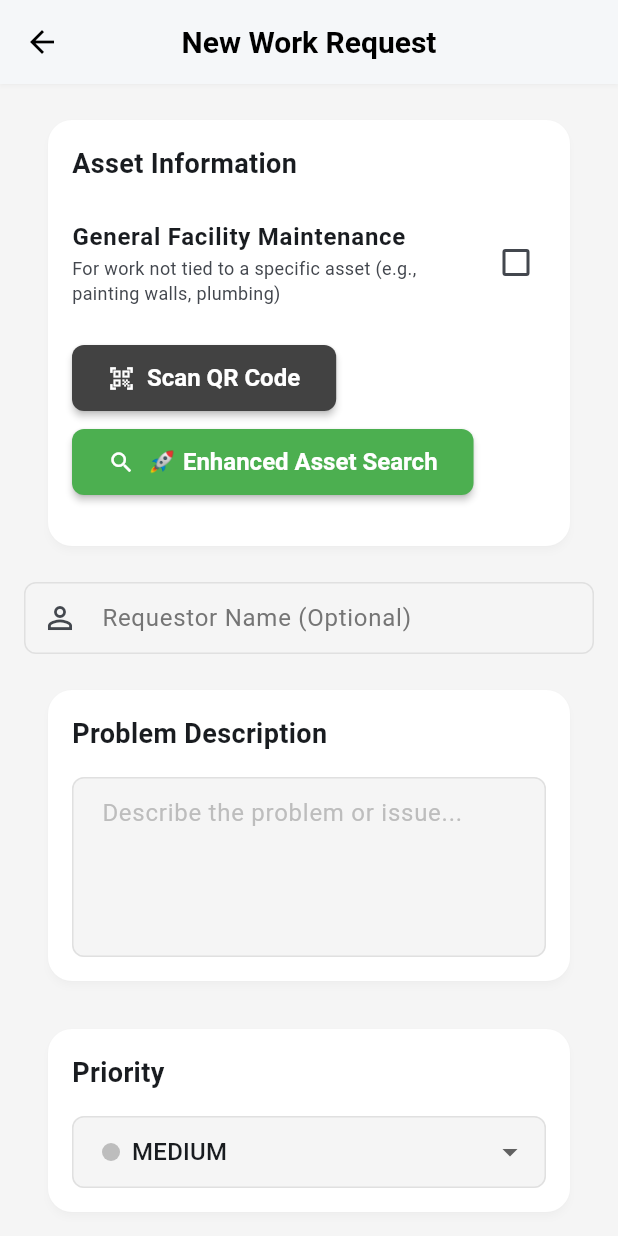
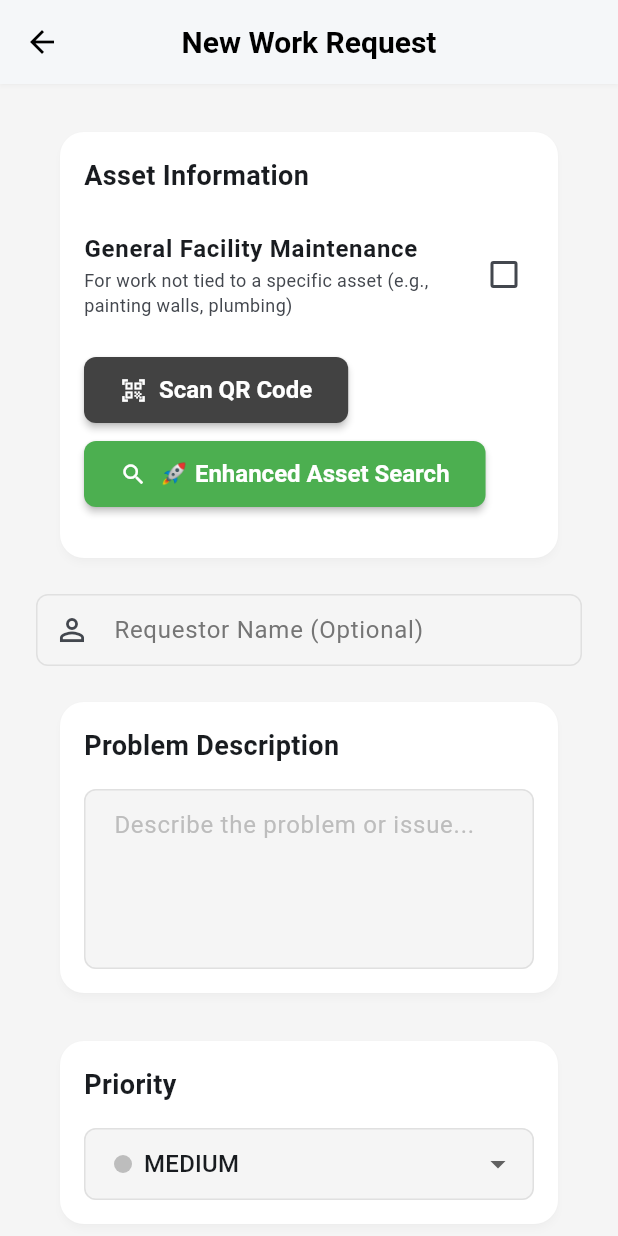
Before and after one commit to Fares-ag/Be-electric, a Flutter app: the AdminMainScreen screen opened directly, scrolled down 543 dp, after a tap on "New Request", on a phone screen of 412 x 824 dp. Run offline on Flutter 3.47's test engine with Material 3 defaults, Android fonts, the phone set to English and light mode, and no system bars; our stand-ins replace cached_network_image, data_table_2, device_info_plus, get_it, image_picker, open_file and 6 more; missing offline and left inert: mobile_scanner, syncfusion_flutter_pdf, universal_html; accounts and stored records are empty.

Commit message:
Complete desktop responsiveness for all major screens
- Enhanced admin main screen with ResponsiveLayout utilities
- Updated technician main screen with responsive container and max-width
- Updated work order list screen with grid layout on desktop
- Updated create user screen with responsive form layout
- Updated create work request screen with responsive form layout
- All screens now properly adapt to mobile, tablet, and desktop sizes
- Updated documentation with all completed screens

```diff
--- a/lib/screens/admin/admin_main_screen.dart
+++ b/lib/screens/admin/admin_main_screen.dart
@@ -5,6 +5,7 @@ import '../../providers/auth_provider.dart';
 import '../../providers/unified_data_provider.dart';
 import '../../services/orphan_cleanup_service.dart';
 import '../../utils/app_theme.dart';
+import '../../utils/responsive_layout.dart';
 import '../../utils/complete_database_wipe.dart';
 import '../../utils/comprehensive_duplicate_cleanup.dart';
 import '../../utils/database_reset_utility.dart';
@@ -45,10 +46,10 @@ class _AdminMainScreenState extends State<AdminMainScreen> {
   Widget build(BuildContext context) {
     final user = Provider.of<AuthProvider>(context).currentUser;
 
-    // Responsive breakpoints
-    final screenWidth = MediaQuery.of(context).size.width;
-    final isDesktop = screenWidth >= 1200;
-    final isTablet = screenWidth >= 600 && screenWidth < 1200;
+    // Responsive breakpoints using ResponsiveLayout utilities
+    final isDesktop = ResponsiveLayout.isDesktop(context);
+    final isTablet = ResponsiveLayout.isTablet(context);
+    final maxWidth = ResponsiveLayout.getMaxContentWidth(context);
 
     // Use side navigation for desktop/tablet
     final useSideNav = isDesktop || isTablet;
@@ -424,10 +425,9 @@ class _AdminMainScreenState extends State<AdminMainScreen> {
                 const VerticalDivider(width: 1, thickness: 1),
                 // Main Content Area
                 Expanded(
-                  child: Container(
-                    constraints: BoxConstraints(
-                      maxWidth: isDesktop ? 1600 : double.infinity,
-                    ),
+                  child: Center(
+                    child: ConstrainedBox(
+                      constraints: BoxConstraints(maxWidth: maxWidth),
                       child: IndexedStack(
                         index: _currentIndex,
                         children: const [
@@ -440,6 +440,7 @@ class _AdminMainScreenState extends State<AdminMainScreen> {
                           UserManagementScreen(),
                           SettingsScreen(),
                         ],
+                      ),
                     ),
                   ),
                 ),
--- a/lib/screens/work_orders/create_work_request_screen.dart
+++ b/lib/screens/work_orders/create_work_request_screen.dart
@@ -12,6 +12,7 @@ import '../../providers/unified_data_provider.dart';
 import '../../screens/assets/enhanced_asset_details_screen.dart';
 import '../../services/performance_service.dart';
 import '../../utils/app_theme.dart';
+import '../../utils/responsive_layout.dart';
 import '../../widgets/enhanced_asset_display_widget.dart';
 import '../../widgets/enhanced_asset_selection_widget.dart';
 import '../../widgets/mobile_qr_scanner_widget.dart';
@@ -293,9 +294,13 @@ class _CreateWorkRequestScreenState extends State<CreateWorkRequestScreen> {
         appBar: AppBar(title: const Text('New Work Request')),
         body: Form(
           key: _formKey,
-          child: SingleChildScrollView(
-            padding: const EdgeInsets.all(16),
-            child: Column(
+          child: Center(
+            child: SingleChildScrollView(
+              child: ResponsiveContainer(
+                maxWidth: ResponsiveLayout.getFormMaxWidth(context),
+                padding: ResponsiveLayout.getResponsivePadding(context),
+                centerContent: ResponsiveLayout.isDesktop(context) || ResponsiveLayout.isTablet(context),
+                child: Column(
               crossAxisAlignment: CrossAxisAlignment.stretch,
               children: [
                 // Asset Selection Card
@@ -739,6 +744,8 @@ class _CreateWorkRequestScreenState extends State<CreateWorkRequestScreen> {
                 ),
               ],
             ),
+              ),
+            ),
           ),
         ),
       );
```
Also changed, not shown: lib/screens/admin/create_user_screen.dart (+9 -8 lines), lib/screens/technician/technician_main_screen.dart (+19 -7 lines), lib/screens/work_orders/work_order_list_screen.dart (+61 -12 lines), 1 other file. Lines whose indentation alone changed are shown as unchanged.
